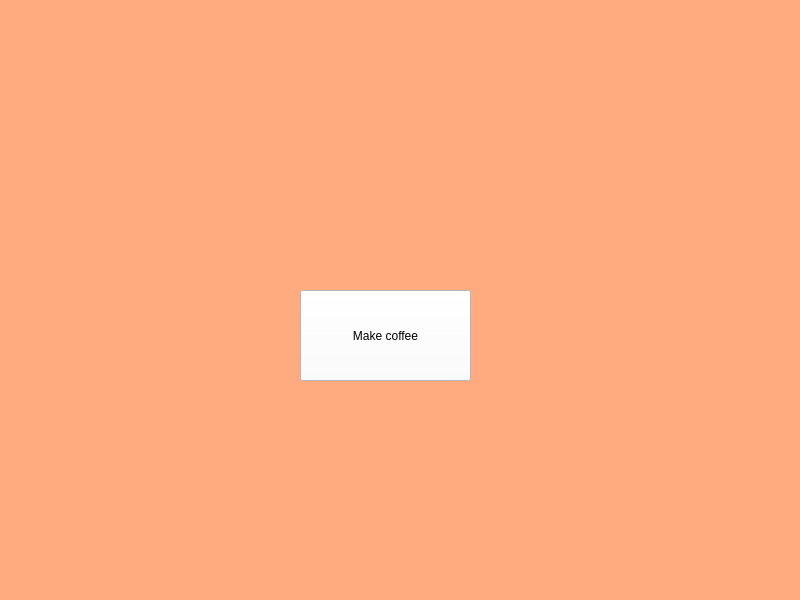
This is Coffee.ui in EnderAgentX/Coffee as Qt 5 draws it before an edit. The edited form follows.
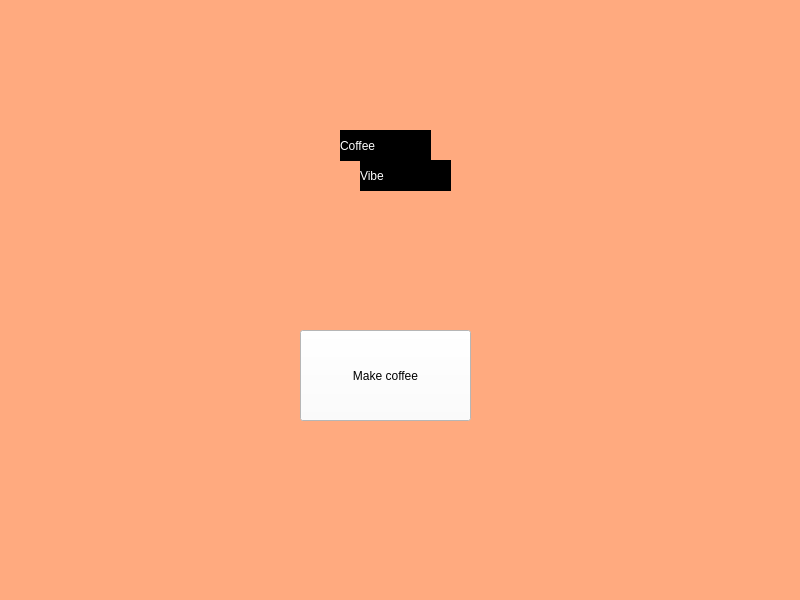
This is the edited form. Icons and pictures are not drawn.

Diff of the .ui file:
```diff
--- a/Coffee.ui
+++ b/Coffee.ui
@@ -40,7 +40,7 @@
     <property name="geometry">
      <rect>
       <x>300</x>
-      <y>290</y>
+      <y>330</y>
       <width>171</width>
       <height>91</height>
      </rect>
@@ -52,6 +52,42 @@
      <string>Make coffee</string>
     </property>
    </widget>
+   <widget class="QLabel" name="label_2">
+    <property name="geometry">
+     <rect>
+      <x>340</x>
+      <y>130</y>
+      <width>91</width>
+      <height>31</height>
+     </rect>
+    </property>
+    <property name="styleSheet">
+     <string notr="true">background-color: rgb(0, 0, 0);
+color: rgb(255, 255, 255);
+font: 15pt &quot;Stencil&quot;;</string>
+    </property>
+    <property name="text">
+     <string>Coffee</string>
+    </property>
+   </widget>
+   <widget class="QLabel" name="label_3">
+    <property name="geometry">
+     <rect>
+      <x>360</x>
+      <y>160</y>
+      <width>91</width>
+      <height>31</height>
+     </rect>
+    </property>
+    <property name="styleSheet">
+     <string notr="true">background-color: rgb(0, 0, 0);
+color: rgb(255, 255, 255);
+font: 13pt &quot;Stencil&quot;;</string>
+    </property>
+    <property name="text">
+     <string>Vibe</string>
+    </property>
+   </widget>
   </widget>
   <widget class="QMenuBar" name="menubar">
    <property name="geometry">
```
Left out of the diff: 3 changed lines with no effect on the pictures.
